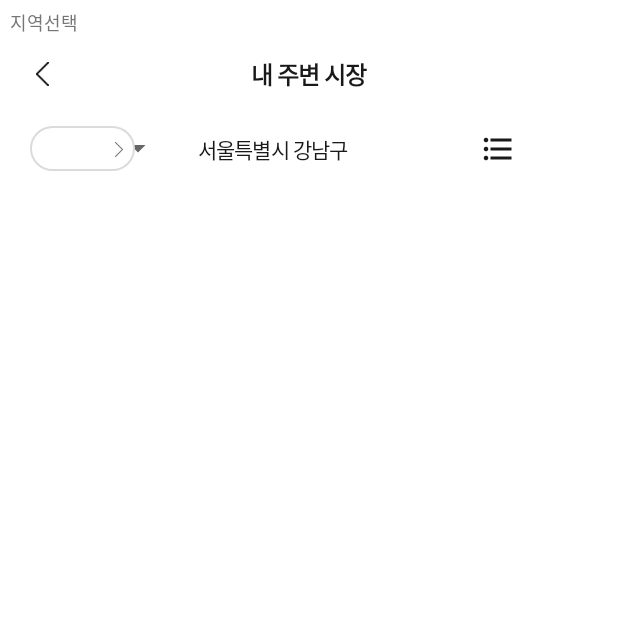
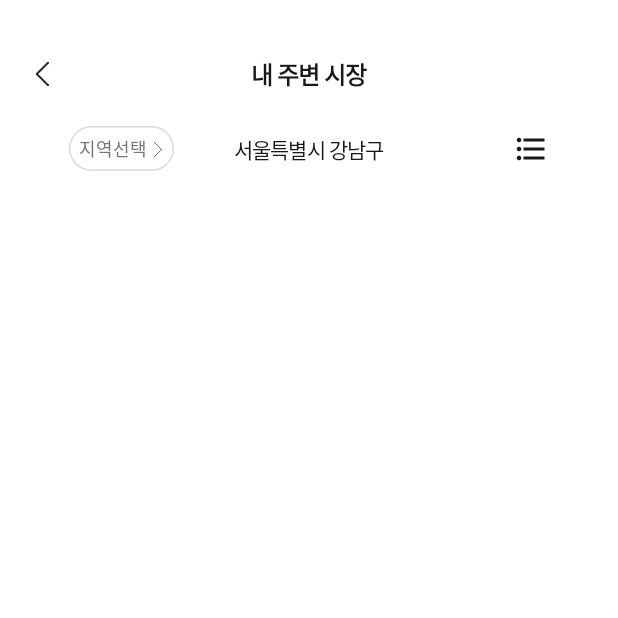
Before and after one commit to soochan8/RealCapston, an Android app: the MainMap screen opened directly, with no data from a screen before it, on a phone screen of 412 x 824 dp, the top half of it. Run offline under Robolectric (Android 15) with nearby library versions, the phone set to English and light mode, and no system bars.

Commit message:
내 주변 시장 위치 선택

```diff
--- a/app/src/main/AndroidManifest.xml
+++ b/app/src/main/AndroidManifest.xml
@@ -12,7 +12,7 @@
         android:supportsRtl="true"
         android:theme="@style/Theme.Moasseo">
         <activity
-            android:name=".ChangePassword"
+            android:name=".gu_select"
             android:exported="true">
             <intent-filter>
                 <action android:name="android.intent.action.MAIN" />
@@ -20,7 +20,7 @@
             </intent-filter>
         </activity>
         <activity
-            android:name=".MainActivity"
+            android:name=".ChangePassword"
             android:exported="true"></activity>
         <activity android:name=".MainIntroLogin" />
         <activity android:name=".MainLogin" />
@@ -40,6 +40,7 @@
         <activity android:name=".MainMypagePoint"/>
         <activity android:name=".MainMypagePoint1"/>
         <activity android:name=".MainAlarm"/>
+        <activity android:name=".MainActivity"/>
         <!--<activity android:name=".ChangePassword"/>-->
     </application>
 
--- a/app/src/main/java/com/moasseo/MainMap.java
+++ b/app/src/main/java/com/moasseo/MainMap.java
@@ -23,11 +23,11 @@ public class MainMap extends MainActivity{
         setContentView(R.layout.map);
 
         constraintLayout11 = (ConstraintLayout) findViewById(R.id.constraintLayout11);  //가려진 레이아웃
-        constraintLayout10 = (ConstraintLayout) findViewById(R.id.constraintLayout10);  //지역 선택
+       // constraintLayout10 = (ConstraintLayout) findViewById(R.id.constraintLayout10);  //지역 선택
         pullLayout = (ConstraintLayout) findViewById(R.id.pullLayout);  //전체 화면
         pullLayout1 = (ConstraintLayout) findViewById(R.id.pullLayout1);  //전체 화면
         constraintLayout9 = (ConstraintLayout) findViewById(R.id.constraintLayout9); //젤 위
-        imageView19 = (ImageView) findViewById(R.id.imageView19);  //지도
+       // imageView19 = (ImageView) findViewById(R.id.imageView19);  //지도
         BackButton = (ImageView) findViewById(R.id.BackButton);  //뒤로가기 버튼
 
         constraintLayout11.bringToFront();  //레이아웃 앞으로 보내기
--- a/app/src/main/res/layout/map.xml
+++ b/app/src/main/res/layout/map.xml
@@ -65,79 +65,79 @@
             app:layout_constraintTop_toBottomOf="@+id/constraintLayout9">
 
             <Spinner
-                android:id="@+id/spinner"
-                android:layout_width="70dp"
+                android:id="@+id/gu_spinner"
+                android:layout_width="50dp"
                 android:layout_height="30dp"
                 android:layout_marginStart="20dp"
                 android:layout_marginTop="10dp"
-                android:layout_marginEnd="270dp"
+                android:layout_marginEnd="39dp"
                 android:layout_marginBottom="10dp"
+                android:spinnerMode="dialog"
                 app:layout_constraintBottom_toBottomOf="parent"
-                app:layout_constraintEnd_toEndOf="parent"
+                app:layout_constraintEnd_toStartOf="@+id/seoul_gu"
                 app:layout_constraintStart_toStartOf="parent"
                 app:layout_constraintTop_toTopOf="parent" />
 
-            <androidx.constraintlayout.widget.ConstraintLayout
-                android:id="@+id/constraintLayout10"
-                android:layout_width="70dp"
-                android:layout_height="30dp"
-                android:layout_marginStart="20dp"
-                android:background="@drawable/event_choice"
-                app:layout_constraintBottom_toBottomOf="parent"
-                app:layout_constraintStart_toStartOf="parent"
-                app:layout_constraintTop_toTopOf="parent">
-
-
-                <ImageView
-                    android:id="@+id/imageView35"
-                    android:layout_width="16dp"
-                    android:layout_height="16dp"
-                    android:layout_marginStart="51dp"
-                    android:layout_marginEnd="3dp"
-                    app:layout_constraintBottom_toBottomOf="parent"
-                    app:layout_constraintEnd_toEndOf="parent"
-                    app:layout_constraintStart_toStartOf="parent"
-                    app:layout_constraintTop_toTopOf="parent"
-                    app:srcCompat="@drawable/left1" />
-
-            </androidx.constraintlayout.widget.ConstraintLayout>
 
             <TextView
-                android:id="@+id/textView54"
+                android:id="@+id/seoul_gu"
                 android:layout_width="wrap_content"
                 android:layout_height="20.7dp"
-                android:layout_marginStart="42dp"
                 android:letterSpacing="-0.04"
                 android:text="서울특별시 강남구"
                 android:textColor="#191919"
                 android:textSize="14sp"
                 android:textStyle="normal"
                 app:layout_constraintBottom_toBottomOf="parent"
-                app:layout_constraintStart_toEndOf="@+id/constraintLayout10"
+                app:layout_constraintEnd_toEndOf="parent"
+                app:layout_constraintStart_toStartOf="parent"
                 app:layout_constraintTop_toTopOf="parent" />
 
             <ImageView
                 android:id="@+id/imageView16"
                 android:layout_width="24dp"
                 android:layout_height="24dp"
-                android:layout_marginStart="87dp"
+                android:layout_marginStart="316dp"
+                android:layout_marginTop="13dp"
+                android:layout_marginEnd="20dp"
+                android:layout_marginBottom="13dp"
+                android:src="@drawable/map_menu"
                 app:layout_constraintBottom_toBottomOf="parent"
-                app:layout_constraintStart_toEndOf="@+id/textView54"
-                app:layout_constraintTop_toTopOf="parent"
-                app:srcCompat="@drawable/map_menu" />
+                app:layout_constraintEnd_toEndOf="parent"
+                app:layout_constraintStart_toStartOf="parent"
+                app:layout_constraintTop_toTopOf="parent" />
+
+            <TextView
+                android:id="@+id/select_gu_text"
+                android:layout_width="70dp"
+                android:layout_height="30dp"
+                android:layout_marginStart="20dp"
+                android:layout_marginEnd="270dp"
+                android:background="@drawable/select_loc_circle"
+                android:gravity="center"
+                android:text="지역선택ㅤ"
+                android:textColor="#767676"
+                android:textSize="12sp"
+                app:layout_constraintBottom_toBottomOf="parent"
+                app:layout_constraintEnd_toEndOf="parent"
+                app:layout_constraintStart_toStartOf="parent"
+                app:layout_constraintTop_toTopOf="parent" />
+
+            <ImageView
+                android:id="@+id/imageView36"
+                android:layout_width="16dp"
+                android:layout_height="16dp"
+                android:layout_marginStart="71dp"
+                android:layout_marginTop="17dp"
+                android:layout_marginEnd="273dp"
+                android:layout_marginBottom="17dp"
+                android:src="@drawable/right"
+                app:layout_constraintBottom_toBottomOf="parent"
+                app:layout_constraintEnd_toEndOf="parent"
+                app:layout_constraintStart_toStartOf="parent"
+                app:layout_constraintTop_toTopOf="parent" />
 
         </androidx.constraintlayout.widget.ConstraintLayout>
-
-        <Button
-            android:id="@+id/button9"
-            android:layout_width="70dp"
-            android:layout_height="30dp"
-            android:background="#00ff0000"
-            android:text="지역선택ㅤ"
-            android:textColor="#767676"
-            android:textSize="12sp"
-            tools:layout_editor_absoluteX="16dp"
-            tools:layout_editor_absoluteY="168dp" />
 
     </androidx.constraintlayout.widget.ConstraintLayout>
 
```
Also changed, not shown: app/src/main/java/com/moasseo/gu_select.java (added, +44 -0 lines), app/src/main/res/drawable/select_loc_text.xml (added, +10 -0 lines), app/src/main/res/values/gu_items.xml (added, +32 -0 lines), app/src/main/res/drawable/select_loc_circle.png (added).
